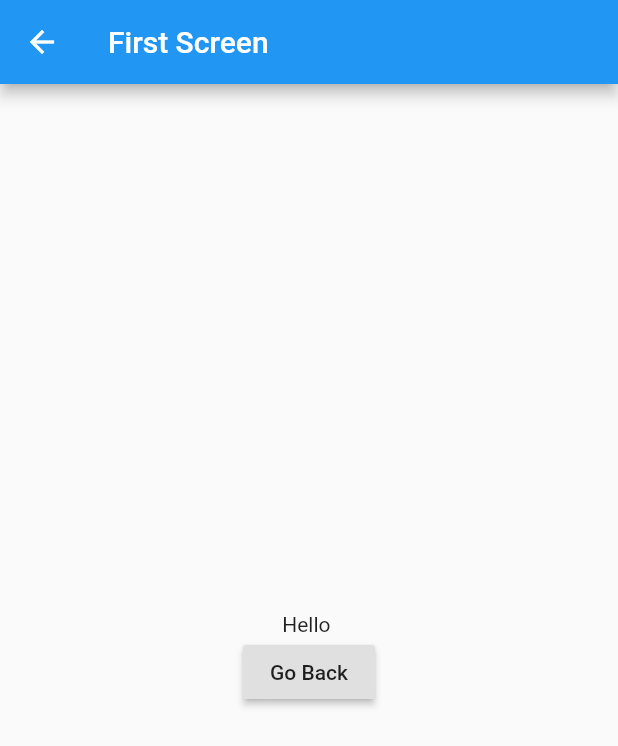
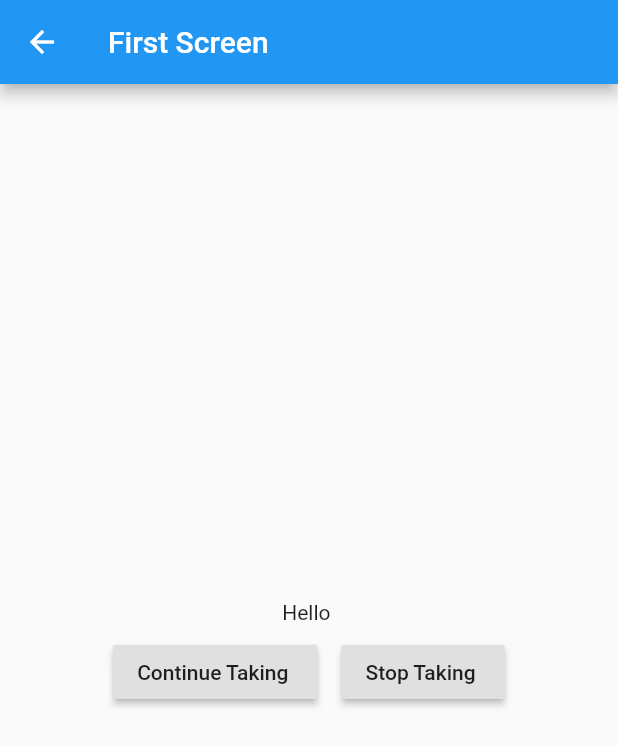
Before and after one commit to SSBsoren/Navigate-with-named-routes-and-get-result-data, a Flutter app: the screen it shows after launch, after a tap on "Go", on a phone screen of 412 x 824 dp. Shown: the top 746 px of the screen. Run offline on Flutter 3.47's test engine with Material 2 defaults, Android fonts, the phone set to English and light mode, and no system bars; our stand-ins replace fluttertoast.

```diff
--- a/lib/main.dart
+++ b/lib/main.dart
@@ -1,5 +1,5 @@
 import 'package:flutter/material.dart';
-
+import 'package:fluttertoast/fluttertoast.dart';
 void main() => runApp(new MaterialApp(
   initialRoute: '/',
   routes: {
@@ -30,14 +30,26 @@ class FirstScreen extends StatelessWidget {
                 controller: _name_to_show_controller,),
               RaisedButton(
                 onPressed: () {
-                  Navigator.pushNamed(context,
-                      '/second');
+
+                  startScreenAndGetResult(context);
                 },
                 child: Text('Go '),
               )
             ],),
         ));
   }
+
+  void startScreenAndGetResult(BuildContext context) async{
+
+    final result = await Navigator.pushNamed(context, '/second'
+    );
+    //show result
+    Fluttertoast.showToast(msg:result,
+      toastLength:Toast.LENGTH_LONG,
+      gravity: ToastGravity.CENTER,
+      bgcolor: '#000000',
+      textcolor: '#ffffff');
+   }
 }
 class SecondScreen extends StatelessWidget {
 
@@ -55,13 +67,31 @@ class SecondScreen extends StatelessWidget {
           child: Column(mainAxisAlignment: MainAxisAlignment.center,
             children: <Widget>[
               Text('Hello $nameToShow'),
-              RaisedButton(
-                onPressed: () {
-                  Navigator.pop(context);
-                },
-                child: Text('Go Back'),
-              )
+
+              //Add Row and add 2 button to this row
+              Row(mainAxisAlignment: MainAxisAlignment.center,children: <Widget>[
+
+                //Add Raise Button with padding
+                Padding(padding: const EdgeInsets.all(8.0),child: RaisedButton(onPressed: (){
+
+                  Navigator.pop(context,"How Are You ?");
+
+                },child: Text('Continue Taking '),),
+              ),
+
+                Padding(padding: const EdgeInsets.all(8.0),child: RaisedButton(onPressed: (){
+
+                  Navigator.pop(context," Good bye ");
+
+                  },child: Text('Stop Taking '),),
+                ),
+
+              ],),
+
             ],),
-        ));
+        )
+    );
+
+
   }
 }
--- a/pubspec.yaml
+++ b/pubspec.yaml
@@ -19,6 +19,7 @@ dependencies:
   # The following adds the Cupertino Icons font to your application.
   # Use with the CupertinoIcons class for iOS style icons.
   cupertino_icons: ^0.1.2
+  fluttertoast : ^2.0.7
 
 dev_dependencies:
   flutter_test:
```
Also changed, not shown: pubspec.lock.
